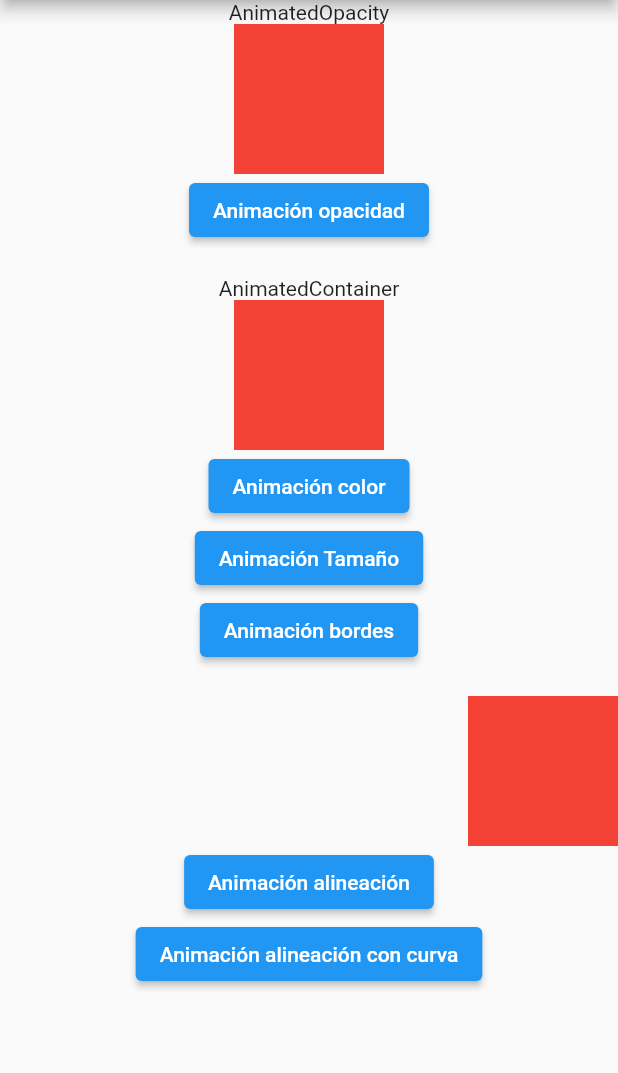
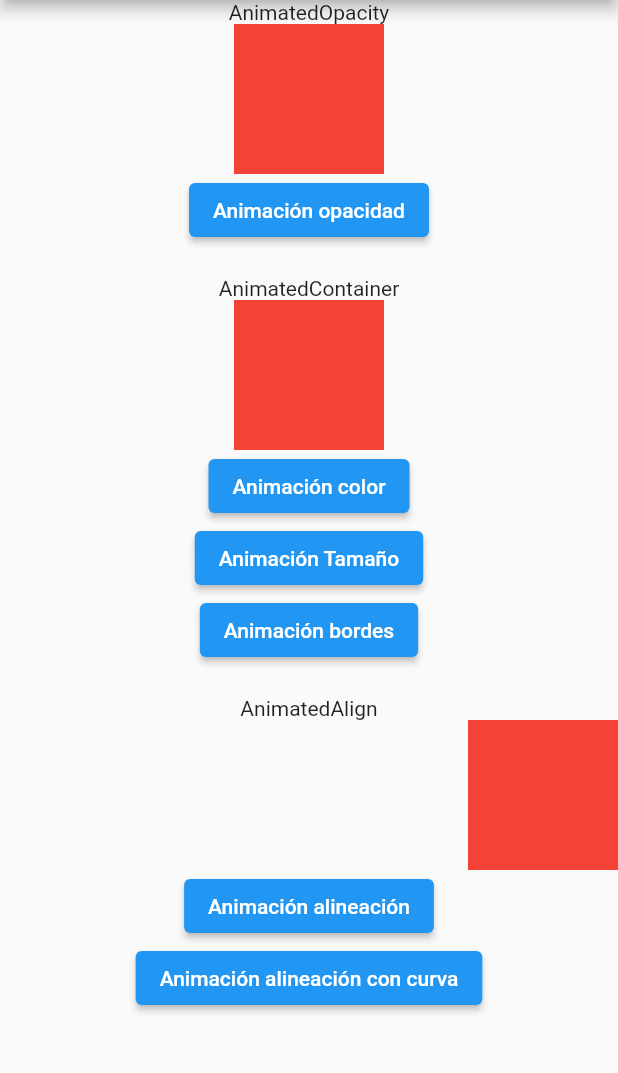
Before and after one commit to romi503/flutter-animaciones-implicitas, a Flutter app: the screen it shows after launch, on a phone screen of 412 x 824 dp, the part 84-1157 px from its top. Run offline on Flutter 3.47's test engine with Material 2 defaults, Android fonts, the phone set to English and light mode, and no system bars.

Commit message:
AnimatedAlign agregado

```diff
--- a/lib/main.dart
+++ b/lib/main.dart
@@ -99,6 +99,7 @@ class _MyHomePageState extends State<MyHomePage> {
                 },
               ),
               const SizedBox(height: 20,),
+              const Text("AnimatedAlign"),
               AnimatedAlign(
                 alignment: _mostrar5 ? Alignment.centerLeft : Alignment.centerRight,
                 duration: const Duration(seconds: 1),
```
